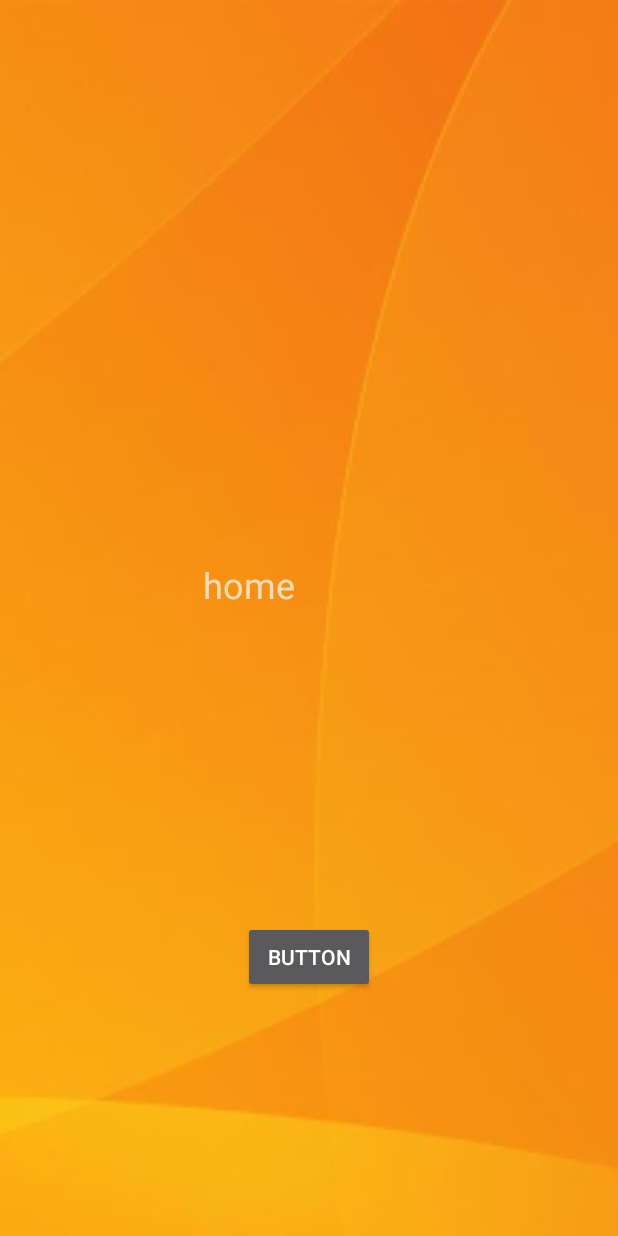
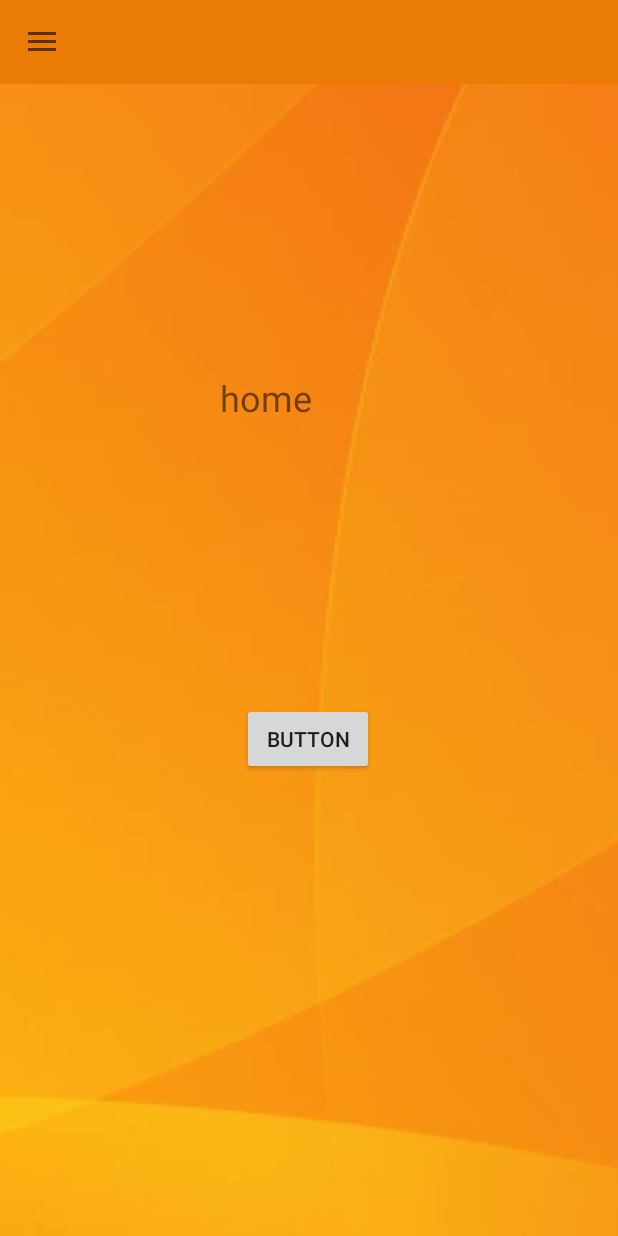
Before and after one commit to suarez14/4code, an Android app: the screen it shows after launch once a user with an empty profile is signed in (HomeActivity), on a phone screen of 412 x 824 dp. Run offline under Robolectric (Android 15) with nearby library versions, the phone set to English and light mode, and no system bars; our stand-ins replace Firebase (no records; nobody signed in at launch, a user with empty details on screens opened directly).

Commit message:
Login Google, Privacy Policy y Navigation Drawer

```diff
--- a/Run/app/src/main/AndroidManifest.xml
+++ b/Run/app/src/main/AndroidManifest.xml
@@ -7,7 +7,7 @@
         android:icon="@mipmap/ic_launcher"
         android:label="@string/app_name"
         android:supportsRtl="true"
-        android:theme="@style/Theme.Design.NoActionBar">
+        android:theme="@style/Theme.Design.Light.NoActionBar">
         <activity
             android:name=".ForgotActivity"
             android:exported="false"
@@ -17,6 +17,7 @@
             android:exported="false"
             android:screenOrientation="portrait" />
         <activity
+            android:label="Home"
             android:name=".HomeActivity"
             android:exported="false" />
         <activity
--- a/Run/app/src/main/java/com/example/run/HomeActivity.kt
+++ b/Run/app/src/main/java/com/example/run/HomeActivity.kt
@@ -4,13 +4,21 @@ import android.content.Context
 import android.content.Intent
 import androidx.appcompat.app.AppCompatActivity
 import android.os.Bundle
+import android.view.MenuItem
 import android.widget.Button
+import androidx.appcompat.app.ActionBarDrawerToggle
+import androidx.appcompat.widget.Toolbar
+import androidx.core.view.GravityCompat
+import androidx.drawerlayout.widget.DrawerLayout
+import com.google.android.material.navigation.NavigationView
 import com.google.firebase.auth.FirebaseAuth
 import com.google.firebase.auth.ktx.auth
 import com.google.firebase.ktx.Firebase
 import kotlinx.android.synthetic.main.activity_home.*
+import kotlinx.android.synthetic.main.content_home.*
 
-class HomeActivity : AppCompatActivity() {
+class HomeActivity : AppCompatActivity(), NavigationView.OnNavigationItemSelectedListener {
+//class HomeActivity : AppCompatActivity(), NavigationView.OnNavigationItemSelectedListener {
 
     private lateinit var auth: FirebaseAuth
     //val buttonLogout = findViewById<Button>(R.id.buttonHomeLogout)
@@ -19,18 +27,43 @@ class HomeActivity : AppCompatActivity() {
         super.onCreate(savedInstanceState)
         setContentView(R.layout.activity_home)
 
+        val toolbar= findViewById<Toolbar>(R.id.toolbar)
+        setSupportActionBar(findViewById(R.id.toolbar))
+        supportActionBar?.setTitle(R.string.title_home)
+        supportActionBar?.setSubtitle(R.string.app_name)
 
 
+        val drawerLayout = findViewById<DrawerLayout>(R.id.activity_home)
 
-       // auth = FirebaseAuth.getInstance();
+        val toggle = ActionBarDrawerToggle(this, drawerLayout, toolbar, R.string.navigation_drawer_open, R.string.navigation_drawer_close)
+        drawerLayout.addDrawerListener(toggle)
+        toggle.syncState()
+
+        val navigationView = findViewById<NavigationView>(R.id.nav_view)
+        navigationView.setNavigationItemSelectedListener(this)
 
         button.setOnClickListener {
             Firebase.auth.signOut()
-
             val intent = Intent(this, LoginActivity::class.java)
             startActivity(intent)
-       }
 
+        }
+    }
 
+    override fun onNavigationItemSelected(item: MenuItem): Boolean {
+        when(item.itemId){
+
+            R.id.op1Nav -> textView.text = "Perferences"
+            R.id.op2Nav ->  {   Firebase.auth.signOut()
+                val intent = Intent(this, LoginActivity::class.java)
+                startActivity(intent)
+            }
+            R.id.op3Nav  -> textView.text = "User Date"
+            else -> textView.text = "Home"
+        }
+
+        val drawerLayout = findViewById<DrawerLayout>(R.id.activity_home)
+        drawerLayout.closeDrawer(GravityCompat.START)
+        return false
     }
 }
--- a/Run/app/src/main/java/com/example/run/LoginActivity.kt
+++ b/Run/app/src/main/java/com/example/run/LoginActivity.kt
@@ -101,6 +101,7 @@ class LoginActivity : AppCompatActivity() {
             if (task.isSuccessful){
                 val user = auth.currentUser        //validar si esta el usario activo
                 updateUI(user)
+                //val intent = Intent(this, HomeActivity::class.java)
                 val intent = Intent(this, HomeActivity::class.java)
                 startActivity(intent)
 
--- /dev/null
+++ b/Run/app/src/main/res/drawable-anydpi-v24/ic_signout.xml
@@ -0,0 +1,16 @@
+<vector xmlns:android="http://schemas.android.com/apk/res/android"
+    android:width="24dp"
+    android:height="24dp"
+    android:viewportWidth="24"
+    android:viewportHeight="24"
+    android:tint="#FF9019"
+    android:alpha="0.8">
+  <group android:scaleX="0.92"
+      android:scaleY="0.92"
+      android:translateX="0.96"
+      android:translateY="0.96">
+    <path
+        android:fillColor="@android:color/white"
+        android:pathData="M10.09,15.59L11.5,17l5,-5 -5,-5 -1.41,1.41L12.67,11H3v2h9.67l-2.58,2.59zM19,3H5c-1.11,0 -2,0.9 -2,2v4h2V5h14v14H5v-4H3v4c0,1.1 0.89,2 2,2h14c1.1,0 2,-0.9 2,-2V5c0,-1.1 -0.9,-2 -2,-2z"/>
+  </group>
+</vector>
--- a/Run/app/src/main/res/layout/activity_home.xml
+++ b/Run/app/src/main/res/layout/activity_home.xml
@@ -1,31 +1,32 @@
 <?xml version="1.0" encoding="utf-8"?>
-<androidx.constraintlayout.widget.ConstraintLayout xmlns:android="http://schemas.android.com/apk/res/android"
+<androidx.drawerlayout.widget.DrawerLayout xmlns:android="http://schemas.android.com/apk/res/android"
     xmlns:app="http://schemas.android.com/apk/res-auto"
     xmlns:tools="http://schemas.android.com/tools"
     android:layout_width="match_parent"
     android:layout_height="match_parent"
     tools:context=".HomeActivity"
+    android:id="@+id/activity_home"
+    tools:openDrawer="start"
+    android:fitsSystemWindows="true"
     android:background="@drawable/orange">
 
-    <TextView
-        android:id="@+id/textView"
-        android:layout_width="142dp"
-        android:layout_height="78dp"
-        android:text="home"
-        android:textSize="24sp"
-        app:layout_constraintBottom_toBottomOf="parent"
-        app:layout_constraintEnd_toEndOf="parent"
-        app:layout_constraintStart_toStartOf="parent"
-        app:layout_constraintTop_toTopOf="parent" />
+    <include
+        layout="@layout/app_bar"
+        android:layout_width="match_parent"
+        android:layout_height="match_parent" />
 
-    <Button
-        android:id="@+id/button"
+    <include
+        layout="@layout/content_home"
+        android:layout_width="match_parent"
+        android:layout_height="match_parent"/>
+
+    <com.google.android.material.navigation.NavigationView
+        android:id="@+id/nav_view"
         android:layout_width="wrap_content"
-        android:layout_height="wrap_content"
-        android:text="Button"
-        app:layout_constraintBottom_toBottomOf="parent"
-        app:layout_constraintEnd_toEndOf="parent"
-        app:layout_constraintStart_toStartOf="parent"
-        app:layout_constraintTop_toBottomOf="@+id/textView" />
+        android:layout_height="match_parent"
+        android:layout_gravity="start"
+        android:fitsSystemWindows="true"
+        app:headerLayout="@layout/nav_header"
+        app:menu="@menu/nav_menu"/>
 
-</androidx.constraintlayout.widget.ConstraintLayout>
+</androidx.drawerlayout.widget.DrawerLayout>
--- /dev/null
+++ b/Run/app/src/main/res/layout/app_bar.xml
@@ -0,0 +1,37 @@
+<?xml version="1.0" encoding="utf-8"?>
+<androidx.coordinatorlayout.widget.CoordinatorLayout xmlns:android="http://schemas.android.com/apk/res/android"
+
+    xmlns:app="http://schemas.android.com/apk/res-auto"
+    android:layout_width="match_parent"
+    android:layout_height="match_parent">
+
+    <com.google.android.material.appbar.AppBarLayout
+        android:id="@+id/appbarr"
+        android:layout_width="wrap_content"
+        android:layout_height="wrap_content">
+
+        <com.google.android.material.appbar.CollapsingToolbarLayout
+            android:layout_width="match_parent"
+            android:layout_height="match_parent"
+            app:toolbarId="@id/toolbar"
+            app:layout_scrollFlags="scroll|enterAlways|enterAlwaysCollapsed"
+            app:layout_scrollInterpolator="@android:anim/decelerate_interpolator"
+            app:contentScrim="?attr/colorPrimary">
+
+            <androidx.appcompat.widget.Toolbar
+                android:id="@+id/toolbar"
+                android:layout_width="match_parent"
+                android:layout_height="?attr/actionBarSize"
+                android:background="@color/orange"
+                app:popupTheme="@style/ThemeOverlay.AppCompat.Light"
+                app:title="@string/title_home"
+                app:subtitle="@string/info_user"
+                app:menu="@menu/nav_menu">
+
+            </androidx.appcompat.widget.Toolbar>
+
+        </com.google.android.material.appbar.CollapsingToolbarLayout>
+
+    </com.google.android.material.appbar.AppBarLayout>
+
+</androidx.coordinatorlayout.widget.CoordinatorLayout>
--- /dev/null
+++ b/Run/app/src/main/res/layout/content_home.xml
@@ -0,0 +1,33 @@
+<?xml version="1.0" encoding="utf-8"?>
+<androidx.constraintlayout.widget.ConstraintLayout xmlns:android="http://schemas.android.com/apk/res/android"
+    xmlns:app="http://schemas.android.com/apk/res-auto"
+    xmlns:tools="http://schemas.android.com/tools"
+    android:layout_width="match_parent"
+    android:layout_height="match_parent">
+
+    <TextView
+        android:id="@+id/textView"
+        android:layout_width="142dp"
+        android:layout_height="78dp"
+        android:text="home"
+        android:textSize="24sp"
+        app:layout_constraintBottom_toBottomOf="parent"
+        app:layout_constraintEnd_toEndOf="parent"
+        app:layout_constraintHorizontal_bias="0.542"
+        app:layout_constraintStart_toStartOf="parent"
+        app:layout_constraintTop_toTopOf="parent"
+        app:layout_constraintVertical_bias="0.333" />
+
+    <Button
+        android:id="@+id/button"
+        android:layout_width="wrap_content"
+        android:layout_height="wrap_content"
+        android:text="Button"
+        app:layout_constraintBottom_toBottomOf="parent"
+        app:layout_constraintEnd_toEndOf="parent"
+        app:layout_constraintHorizontal_bias="0.498"
+        app:layout_constraintStart_toStartOf="parent"
+        app:layout_constraintTop_toTopOf="parent"
+        app:layout_constraintVertical_bias="0.604" />
+
+</androidx.constraintlayout.widget.ConstraintLayout>
--- /dev/null
+++ b/Run/app/src/main/res/menu/nav_menu.xml
@@ -0,0 +1,33 @@
+<?xml version="1.0" encoding="utf-8"?>
+<menu xmlns:android="http://schemas.android.com/apk/res/android"
+    xmlns:app="http://schemas.android.com/apk/res-auto"
+    xmlns:tools="http://schemas.android.com/tools"
+    android:background="@color/white">
+
+    <group
+        android:id="@+id/group1"
+        android:checkableBehavior="single">
+
+        <item
+            android:id="@+id/op1Nav"
+            android:icon="@android:drawable/ic_menu_manage"
+            android:iconTint="@color/orange"
+            android:title="@string/preferences"
+            app:showAsAction="never"/>
+        <item
+            android:id="@+id/op3Nav"
+            android:icon="@drawable/ic_person"
+            android:iconTint="@color/orange"
+            android:title="@string/info_user"
+            app:showAsAction="never"
+            />
+    </group>
+    <item
+        android:id="@+id/op2Nav"
+        android:icon="@drawable/ic_signout"
+        android:iconTint="@color/white"
+        android:title="@string/logout"
+        app:showAsAction="always"
+        />
+
+</menu>
--- a/Run/app/src/main/res/values/strings.xml
+++ b/Run/app/src/main/res/values/strings.xml
@@ -40,6 +40,12 @@
         dolorem ipsum quia dolor sit amet, consectetur, adipisci velit, sed quia non numquam eius modi tempora incidunt ut labore et dolore magnam aliquam quaerat voluptatem. Ut enim ad minima veniam, quis nostrum exercitationem ullam corporis suscipit laboriosam, nisi ut aliquid ex ea commodi consequatur? Quis autem vel eum iure reprehenderit qui in ea voluptate velit esse quam nihil molestiae consequatur, vel illum qui dolorem eum fugiat quo voluptas nulla pariatur?At vero eos et accusamus et iusto odio dignissimos ducimus qui blanditiis praesentium voluptatum deleniti atque corrupti quos dolores et quas molestias excepturi sint occaecati cupiditate non provident, similique sunt in culpa qui officia deserunt mollitia animi, id est laborum et dolorum fuga. Et harum quidem rerum facilis est et expedita distinctio. Nam libero tempore,
         cum soluta nobis est eligendi optio cumque nihil impedit quo minus id quod maxime placeat facere possimus, omnis voluptas assumenda est, omnis dolor repellendus. Temporibus autem quibusdam et aut officiis debitis aut rerum necessitatibus saepe eveniet ut et voluptates repudiandae sint et molestiae non recusandae. Itaque earum rerum hic tenetur a sapiente delectus, ut aut reiciendis voluptatibus maiores alias consequatur aut perferendis doloribus asperiores repellat."</string>
     <string name="ok">OK</string>
+    <string name="preferences">Preferences</string>
+    <string name="info_user">User Data</string>
+    <string name="logout">Logout</string>
+    <string name="title_home">Home</string>
+    <string name="navigation_drawer_open">Open</string>
+    <string name="navigation_drawer_close">Close</string>
 
 
 </resources>
--- a/Run/build.gradle
+++ b/Run/build.gradle
@@ -6,7 +6,7 @@ buildscript {
     }
     dependencies {
         classpath "com.android.tools.build:gradle:7.0.3"
-        classpath "org.jetbrains.kotlin:kotlin-gradle-plugin:1.5.31"
+        classpath 'org.jetbrains.kotlin:kotlin-gradle-plugin:1.6.0'
         classpath 'com.google.gms:google-services:4.3.10'
 
         // NOTE: Do not place your application dependencies here; they belong
```
Also changed, not shown: Run/app/src/main/res/layout/activity_register.xml (+13 -5 lines), Run/app/src/main/res/layout/nav_header.xml (added, +45 -0 lines), Run/app/src/main/res/drawable-hdpi/ic_signout.png (added), Run/app/src/main/res/drawable-mdpi/ic_signout.png (added), Run/app/src/main/res/drawable-xhdpi/ic_signout.png (added), Run/app/src/main/res/drawable-xxhdpi/ic_signout.png (added), Run/app/src/main/res/drawable-xxxhdpi/ic_signout.png (added), 1 other file.
